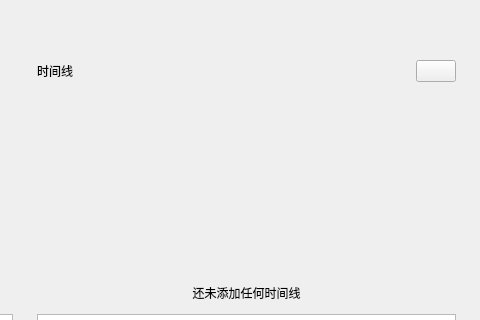
Above: view/menu/timeline_edit.ui from Class-Widgets/Class-Widgets before the change; both pictures show x 301 to 781 and y 0 to 320 of the 781 by 658 pixel window. Below: the same form after it.
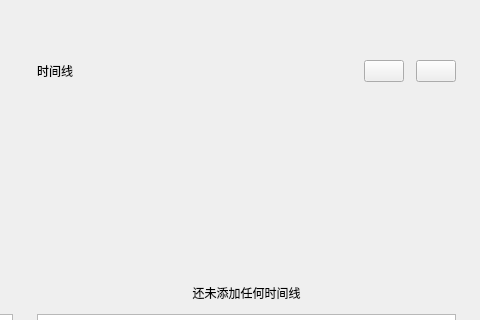
That is the form after the change. Custom widgets are drawn as their Qt base class.

Commit message: feat: menu.py 更改时间线单双周支持

```diff
--- a/view/menu/timeline_edit.ui
+++ b/view/menu/timeline_edit.ui
@@ -273,7 +273,20 @@
            <property name="text">
             <string>时间线</string>
            </property>
-          <property name="wordWrap"><bool>true</bool></property></widget>
+           <property name="wordWrap">
+            <bool>true</bool>
+           </property>
+          </widget>
+         </item>
+         <item>
+          <widget class="ComboBox" name="select_week_type">
+           <property name="sizePolicy">
+            <sizepolicy hsizetype="Maximum" vsizetype="Fixed">
+             <horstretch>0</horstretch>
+             <verstretch>0</verstretch>
+            </sizepolicy>
+           </property>
+          </widget>
          </item>
          <item>
           <widget class="ComboBox" name="select_timeline">
```
Left out of the diff: 68 changed lines with no effect on the pictures. The commit also changes 1 other file.
